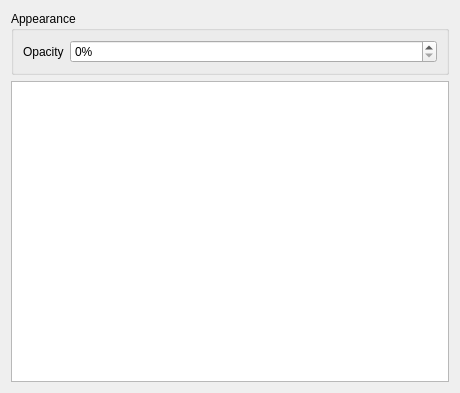
Above: applet/plasma_stock_quote_config.ui from fargies/plasma-stock-perf before the change. Below: the same form after it.
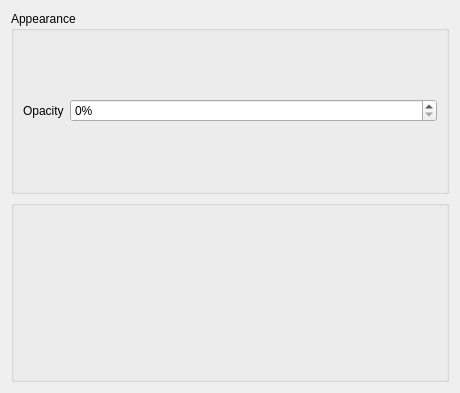
That is the form after the change. Custom widgets are drawn as their Qt base class.

What changed in the file:
```diff
--- a/applet/plasma_stock_quote_config.ui
+++ b/applet/plasma_stock_quote_config.ui
@@ -47,15 +47,15 @@
     </widget>
    </item>
    <item>
-    <widget class="StockTable" name="stockTable">
+    <widget class="StockConfig" name="stockConfig">
     </widget>
    </item>
   </layout>
  </widget>
  <customwidgets>
   <customwidget>
-   <class>StockTable</class>
-   <extends>QTableWidget</extends>
+   <class>StockConfig</class>
+   <extends>QGroupBox</extends>
    <header>stock_config.h</header>
   </customwidget>
  </customwidgets>
```
